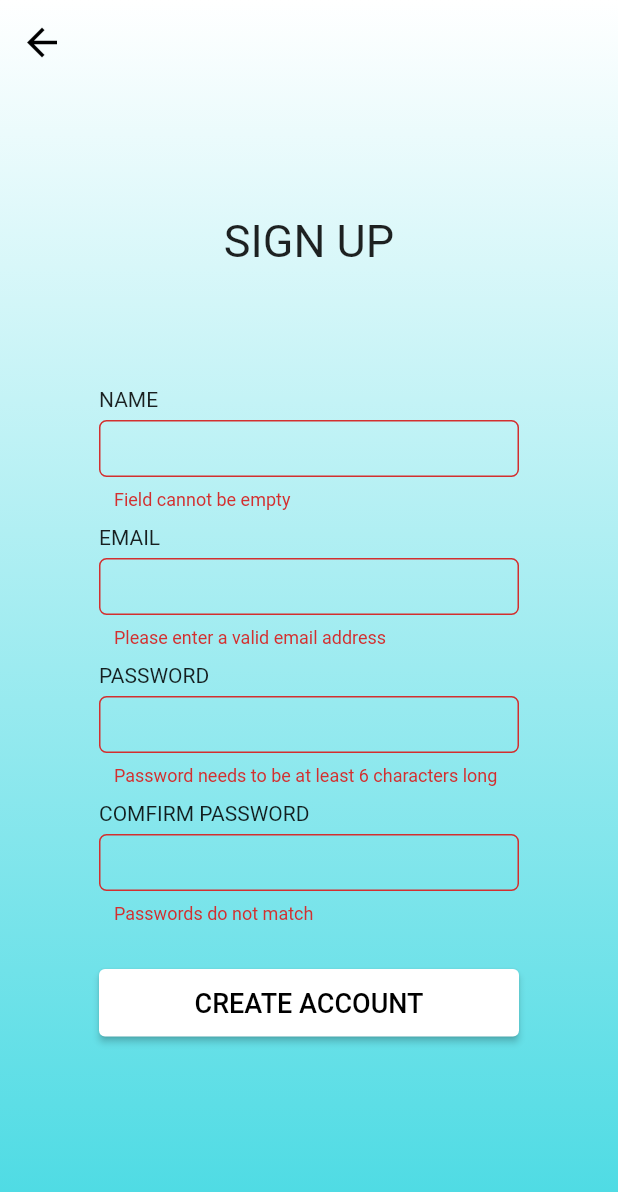
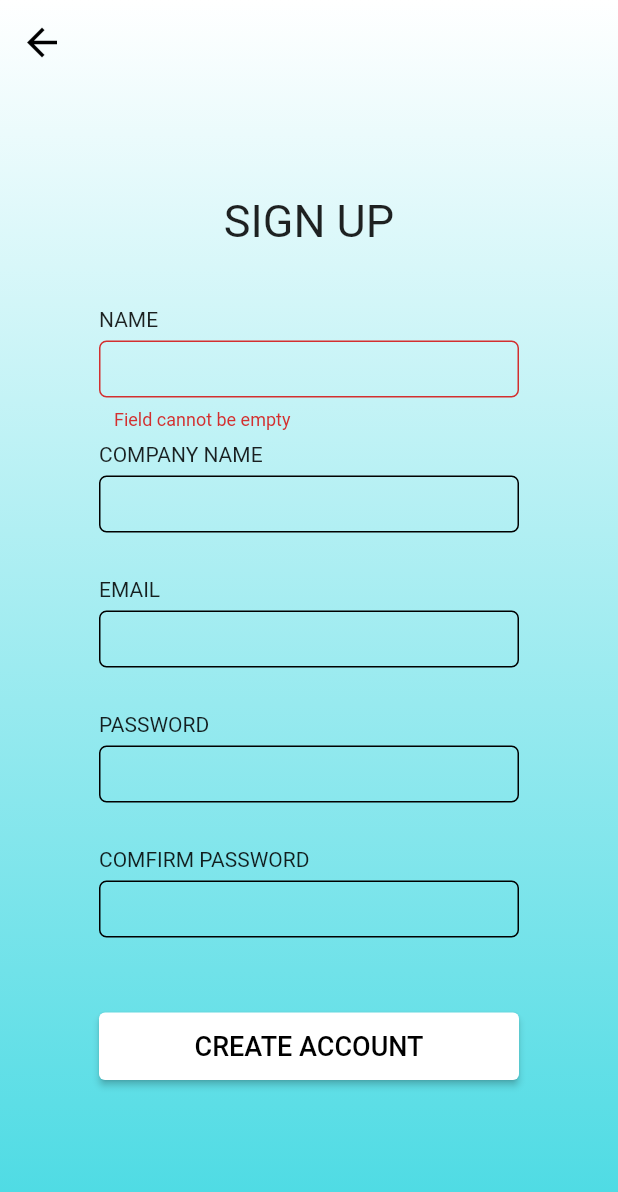
Before and after one commit to Royleong31/Sanitiser-App, a Flutter app: the SignupScreen screen opened by its route, after a tap on "CREATE ACCOUNT", on a phone screen of 412 x 824 dp. Shown: the top 1192 px of the screen. Run offline on Flutter 3.47's test engine with Material 2 defaults, Android fonts, the phone set to English and light mode, and no system bars; our stand-ins replace cloud_firestore, firebase_auth, firebase_core, firebase_messaging, font_awesome_flutter, modal_progress_hud; missing offline and left inert: align_positioned, flutter_barcode_scanner; accounts and stored records are empty.

Commit message:
added signup functionality with different companies

```diff
--- a/lib/admin_pages/login_screen.dart
+++ b/lib/admin_pages/login_screen.dart
@@ -84,7 +84,7 @@ class _LoginScreenState extends State<LoginScreen> {
                   child: Column(
                     children: [
                       SizedBox(
-                          height: 143 -
+                          height: 130 -
                               AppBar().preferredSize.height -
                               MediaQuery.of(context).padding.top),
                       Text(
@@ -92,7 +92,7 @@ class _LoginScreenState extends State<LoginScreen> {
                         style: TextStyle(
                             fontSize: 30, fontWeight: FontWeight.w400),
                       ),
-                      SizedBox(height: 80),
+                      SizedBox(height: 40),
                       CustomInputField(
                         label: 'EMAIL',
                         saveHandler: (val) => _email = val.trim(),
--- a/lib/admin_pages/signup_screen.dart
+++ b/lib/admin_pages/signup_screen.dart
@@ -1,3 +1,4 @@
+import 'package:cloud_firestore/cloud_firestore.dart';
 import 'package:flutter/material.dart';
 import 'package:provider/provider.dart';
 import 'package:sanitiser_app/provider/authProvider.dart';
@@ -13,16 +14,16 @@ class SignupScreen extends StatefulWidget {
 }
 
 class _SignupScreenState extends State<SignupScreen> {
-  String _name, _email, _password;
+  String _name, _email, _password, _companyId;
   final _passwordController = TextEditingController();
   final _formKey = GlobalKey<FormState>();
   bool showSpinner = false;
+  List<Map<String, String>> listOfCompanies;
 
   bool _onSaved() {
     final isValid = _formKey.currentState.validate();
     if (!isValid) return false;
     _formKey.currentState.save();
-    print('Name: $_name, Email: $_email, Password: $_password');
     FocusScope.of(context).unfocus();
     return true;
   }
@@ -34,7 +35,11 @@ class _SignupScreenState extends State<SignupScreen> {
 
     Provider.of<AuthProvider>(context, listen: false)
         .signUp(
-            email: _email, password: _password, context: context, name: _name)
+            email: _email,
+            password: _password,
+            context: context,
+            name: _name,
+            companyId: _companyId)
         .catchError(
       (err) {
         print('Error message: $err');
@@ -50,6 +55,24 @@ class _SignupScreenState extends State<SignupScreen> {
         );
       },
     ).whenComplete(() => setState(() => showSpinner = false));
+  }
+
+  @override
+  void initState() {
+    super.initState();
+    listOfCompanies = [];
+    FirebaseFirestore.instance
+        .collection('companies')
+        .get()
+        .then((QuerySnapshot snp) {
+      snp.docs.forEach((element) {
+        print('ELEMENT ID: ${element.id}');
+        listOfCompanies.add({
+          'id': element.id,
+          'name': element.data()['companyName'],
+        });
+      });
+    });
   }
 
   @override
@@ -86,7 +109,7 @@ class _SignupScreenState extends State<SignupScreen> {
                   child: Column(
                     children: [
                       SizedBox(
-                          height: 143 -
+                          height: 130 -
                               AppBar().preferredSize.height -
                               MediaQuery.of(context).padding.top),
                       Text(
@@ -94,11 +117,39 @@ class _SignupScreenState extends State<SignupScreen> {
                         style: TextStyle(
                             fontSize: 30, fontWeight: FontWeight.w400),
                       ),
-                      SizedBox(height: 80),
+                      SizedBox(height: 40),
                       CustomInputField(
                         label: 'NAME',
                         saveHandler: (val) => _name = val.trim(),
                       ),
+                      CustomInputField(
+                          label: 'COMPANY NAME',
+                          saveHandler: (val) {
+                            var selectedCompany = val.trim();
+                            selectedCompany = selectedCompany.toUpperCase();
+                            print('Selected COmpany: $selectedCompany');
+                            var companyDetails = listOfCompanies.firstWhere(
+                                (element) =>
+                                    element['name'] == selectedCompany);
+
+                            _companyId = companyDetails['id'];
+                            print('Company ID: $_companyId');
+                          },
+                          validatorHandler: (val) {
+                            val = val.trim();
+                            val = val.toUpperCase();
+                            print("value is: $val");
+                            final selectedCompany = listOfCompanies
+                                .firstWhere((element) => element['name'] == val,
+                                    orElse: () {
+                              print('no element found');
+                              return null;
+                            });
+                            print('Selected Company: $selectedCompany');
+                            if (selectedCompany == null)
+                              return 'Invalid Company Name';
+                            return null;
+                          }),
                       CustomInputField(
                         label: 'EMAIL',
                         saveHandler: (val) => _email = val.trim(),
@@ -132,8 +183,11 @@ class _SignupScreenState extends State<SignupScreen> {
                       ),
                       SizedBox(height: 20),
                       ColoredWelcomeButton(() {
+                        print('Company id: $_companyId');
+                        print('list of companies: $listOfCompanies');
                         if (_onSaved()) _registerUser();
-                      }, 'CREATE ACCOUNT')
+                      }, 'CREATE ACCOUNT'),
+                      SizedBox(height: 10),
                     ],
                   ),
                 ),
--- a/lib/admin_pages/welcome_screen.dart
+++ b/lib/admin_pages/welcome_screen.dart
@@ -23,12 +23,12 @@ class WelcomeScreen extends StatelessWidget {
           child: Center(
             child: Column(
               children: [
-                SizedBox(height: 143),
+                SizedBox(height: 130),
                 Text(
                   'WELCOME',
                   style: TextStyle(fontSize: 30, fontWeight: FontWeight.w400),
                 ),
-                SizedBox(height: 330),
+                SizedBox(height: 360),
                 ColoredWelcomeButton(() {
                   Navigator.pushNamed(context, LoginScreen.routeName);
                 }, 'LOG IN'),
--- a/lib/models/dialogs.dart
+++ b/lib/models/dialogs.dart
@@ -557,6 +557,7 @@ void openForgotPasswordDialog(BuildContext context) {
 
                                   ScaffoldMessenger.of(context).showSnackBar(
                                     SnackBar(
+                                      duration: Duration(seconds: 10),
                                       backgroundColor: Colors.lightGreen,
                                       content: Text(
                                         'An email was sent to your email address to reset your password',
@@ -568,6 +569,7 @@ void openForgotPasswordDialog(BuildContext context) {
                                   print(err.message);
                                   ScaffoldMessenger.of(context).showSnackBar(
                                     SnackBar(
+                                      duration: Duration(seconds: 10),
                                       backgroundColor:
                                           Theme.of(context).errorColor,
                                       content: Text(
--- a/lib/widgets/CustomInputField.dart
+++ b/lib/widgets/CustomInputField.dart
@@ -37,7 +37,7 @@ class CustomInputField extends StatelessWidget {
         Container(
           width: 280,
           height: 60,
-          margin: EdgeInsets.only(bottom: 10),
+          margin: EdgeInsets.only(bottom: 8),
           // padding: EdgeInsets.symmetric(vertical: 15),
           child: TextFormField(
             initialValue: initialValue,
--- a/lib/widgets/OverlayMenu.dart
+++ b/lib/widgets/OverlayMenu.dart
@@ -84,7 +84,7 @@ class OverlayMenu extends StatelessWidget {
                                   ),
                                   SizedBox(height: 50),
                                   MenuButton(
-                                      title: 'OVERVIEW',
+                                      title: 'HOME',
                                       onPressed: () {
                                         Provider.of<UserProvider>(context,
                                                 listen: false)
```
Also changed, not shown: lib/provider/authProvider.dart (+18 -7 lines).
